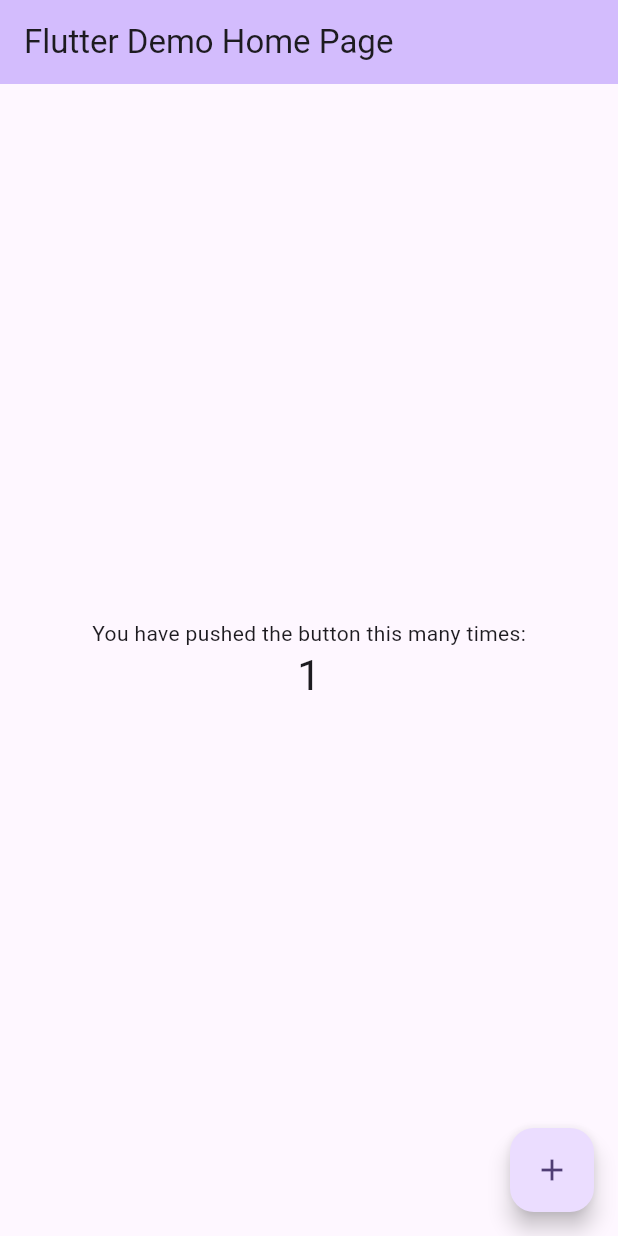
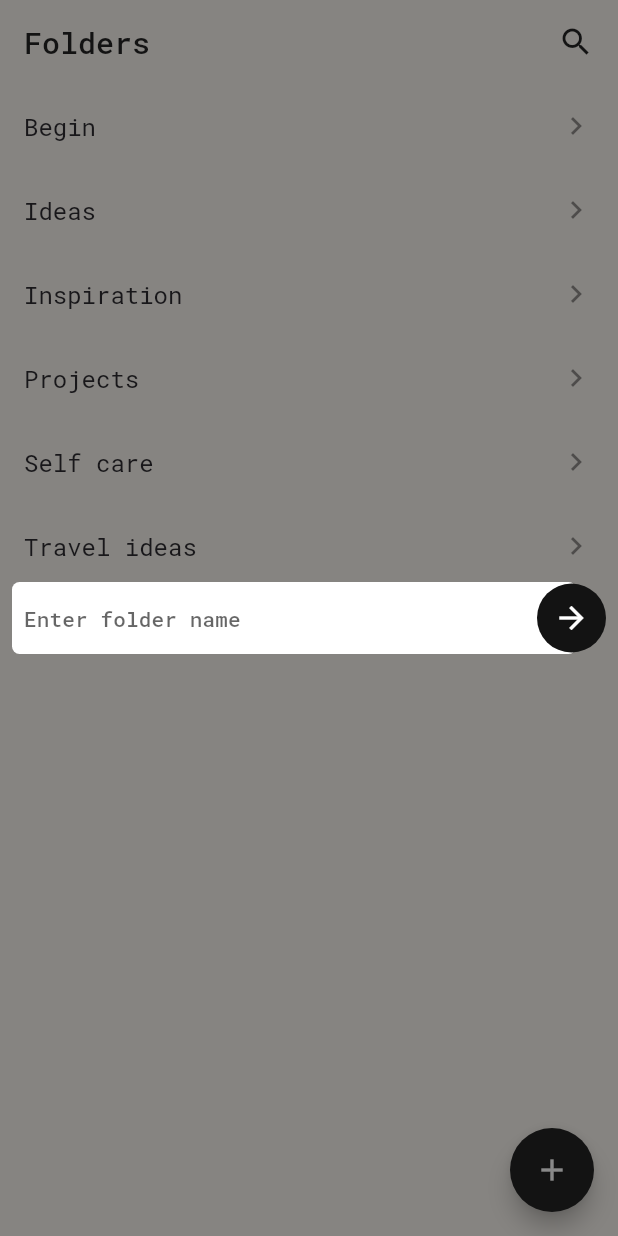
Before and after one commit to mdrazadev/notes-app, a Flutter app: the screen it shows after launch, after a tap on the "add" icon, on a phone screen of 412 x 824 dp. Run offline on Flutter 3.47's test engine with Material 3 defaults, Android fonts, the phone set to English and light mode, and no system bars; our stand-ins replace firebase_core, get, google_fonts; accounts and stored records are empty; generated files the repository leaves out were written again.

Commit message:
added: theme, colors,routes,home and splash :: home basic ui and add folder completed

```diff
--- a/lib/main.dart
+++ b/lib/main.dart
@@ -1,8 +1,12 @@
 import 'package:flutter/material.dart';
 import 'package:firebase_core/firebase_core.dart';
+import 'package:get/get.dart';
+import 'package:notes_app/res/app_theme.dart';
+import 'package:notes_app/res/routes/app_routes.dart';
 import 'firebase_options.dart';
 
 void main() async {
+  WidgetsFlutterBinding.ensureInitialized();
   await Firebase.initializeApp(options: DefaultFirebaseOptions.currentPlatform);
   runApp(const MyApp());
 }
@@ -13,57 +17,13 @@ class MyApp extends StatelessWidget {
   // This widget is the root of your application.
   @override
   Widget build(BuildContext context) {
-    return MaterialApp(
-      title: 'Flutter Demo',
-      theme: ThemeData(
-        colorScheme: ColorScheme.fromSeed(seedColor: Colors.deepPurple),
-      ),
-      home: const MyHomePage(title: 'Flutter Demo Home Page'),
+    return GetMaterialApp(
+      title: 'Notes',
+      theme: AppTheme.light,
+      darkTheme: AppTheme.dark,
+      themeMode: ThemeMode.system,
+      debugShowCheckedModeBanner: false,
+      getPages: AppRoutes.getRoutes,
     );
   }
 }
-
-class MyHomePage extends StatefulWidget {
-  const MyHomePage({super.key, required this.title});
-  final String title;
-
-  @override
-  State<MyHomePage> createState() => _MyHomePageState();
-}
-
-class _MyHomePageState extends State<MyHomePage> {
-  int _counter = 0;
-
-  void _incrementCounter() {
-    setState(() {
-      _counter++;
-    });
-  }
-
-  @override
-  Widget build(BuildContext context) {
-    return Scaffold(
-      appBar: AppBar(
-        backgroundColor: Theme.of(context).colorScheme.inversePrimary,
-        title: Text(widget.title),
-      ),
-      body: Center(
-        child: Column(
-          mainAxisAlignment: MainAxisAlignment.center,
-          children: <Widget>[
-            const Text('You have pushed the button this many times:'),
-            Text(
-              '$_counter',
-              style: Theme.of(context).textTheme.headlineMedium,
-            ),
-          ],
-        ),
-      ),
-      floatingActionButton: FloatingActionButton(
-        onPressed: _incrementCounter,
-        tooltip: 'Increment',
-        child: const Icon(Icons.add),
-      ),
-    );
-  }
-}
--- /dev/null
+++ b/lib/res/app_theme.dart
@@ -0,0 +1,27 @@
+import 'package:flutter/material.dart';
+import 'package:google_fonts/google_fonts.dart' show GoogleFonts;
+import 'package:notes_app/res/extensions/color_extsion.dart';
+
+class AppTheme {
+  AppTheme._();
+
+  static final ThemeData light = ThemeData(
+    useMaterial3: false,
+    canvasColor: ThemeData().colorScheme.primarytheme,
+    dialogTheme: DialogThemeData(
+      backgroundColor: ThemeData().colorScheme.primarytheme,
+    ),
+    iconTheme: ThemeData().iconTheme.copyWith(color: ColorExtsion.secondary),
+    textTheme: GoogleFonts.robotoMonoTextTheme(),
+  );
+
+  static final ThemeData dark = ThemeData(
+    useMaterial3: false,
+    canvasColor: ThemeData().colorScheme.primarytheme,
+    dialogTheme: DialogThemeData(
+      backgroundColor: ThemeData().colorScheme.primarytheme,
+    ),
+    iconTheme: ThemeData().iconTheme.copyWith(color: ColorExtsion.secondary),
+    textTheme: GoogleFonts.robotoMonoTextTheme(),
+  );
+}
--- /dev/null
+++ b/lib/res/extensions/color_extsion.dart
@@ -0,0 +1,20 @@
+import 'package:flutter/material.dart';
+
+extension ColorExtsion on ColorScheme {
+  static const Color primary = Color(0xffF8F4EE);
+  static const Color darkPrimary = Color(0xffF8F4EE);
+
+  static const Color secondary = Color(0xffffffff);
+  static const Color darkSecondary = Color(0xffffffff);
+
+  static const Color black = Color(0xff131313);
+  static const Color darkBlac = Color(0xff131313);
+
+  Color get primarytheme =>
+      brightness == Brightness.dark ? darkPrimary : primary;
+
+  Color get secondarytheme =>
+      brightness == Brightness.dark ? darkSecondary : secondary;
+
+  Color get blacktheme => brightness == Brightness.dark ? darkBlac : black;
+}
--- /dev/null
+++ b/lib/res/routes/app_routes.dart
@@ -0,0 +1,12 @@
+import 'package:get/get.dart';
+import 'package:notes_app/res/routes/routes_name.dart';
+import 'package:notes_app/screens/home/home_binding.dart';
+import 'package:notes_app/screens/home/home_v.dart' show HomeV;
+import 'package:notes_app/screens/splash/splash_v.dart' show SplashV;
+
+class AppRoutes {
+  static List<GetPage<dynamic>> get getRoutes => [
+    GetPage(name: RoutesName.splash, page: () => SplashV()),
+    GetPage(name: RoutesName.home, page: () => HomeV(), binding: HomeBinding()),
+  ];
+}
--- /dev/null
+++ b/lib/res/routes/routes_name.dart
@@ -0,0 +1,4 @@
+class RoutesName {
+  static const String splash = "/";
+  static const String home = "/home";
+}
--- /dev/null
+++ b/lib/screens/home/home_binding.dart
@@ -0,0 +1,9 @@
+import 'package:get/get.dart';
+import 'package:notes_app/screens/home/home_vm.dart';
+
+class HomeBinding extends Bindings {
+  @override
+  void dependencies() {
+    Get.lazyPut<HomeVM>(() => HomeVM());
+  }
+}
--- /dev/null
+++ b/lib/screens/home/home_v.dart
@@ -0,0 +1,59 @@
+import 'package:flutter/material.dart';
+import 'package:get/get.dart';
+import 'package:notes_app/res/extensions/color_extsion.dart';
+import 'package:notes_app/screens/home/home_vm.dart';
+
+class HomeV extends StatelessWidget {
+  const HomeV({super.key});
+
+  @override
+  Widget build(BuildContext context) {
+    final theme = Theme.of(context);
+    final vm = Get.find<HomeVM>();
+    return Scaffold(
+      appBar: AppBar(
+        title: Text("Folders"),
+        backgroundColor: theme.colorScheme.primarytheme,
+        foregroundColor: theme.colorScheme.blacktheme,
+        elevation: 0,
+        actions: [
+          Padding(
+            padding: const EdgeInsets.only(right: 4.0),
+            child: IconButton(onPressed: () {}, icon: Icon(Icons.search)),
+          ),
+        ],
+      ),
+      floatingActionButton: Obx(
+        () =>
+            vm.isLoading.value
+                ? SizedBox.shrink()
+                : FloatingActionButton(
+                  onPressed: () => vm.addNewFolder(context),
+                  backgroundColor: theme.colorScheme.blacktheme,
+                  child: Icon(Icons.add),
+                ),
+      ),
+      body: SafeArea(
+        child: Obx(
+          () =>
+              vm.isLoading.value
+                  ? Center(
+                    child: CircularProgressIndicator(
+                      color: theme.colorScheme.blacktheme,
+                    ),
+                  )
+                  : ListView.builder(
+                    itemCount: vm.foldersList.length,
+                    itemBuilder: (context, index) {
+                      return ListTile(
+                        title: Text(vm.foldersList[index]),
+                        trailing: Icon(Icons.keyboard_arrow_right),
+                        onTap: () {},
+                      );
+                    },
+                  ),
+        ),
+      ),
+    );
+  }
+}
--- /dev/null
+++ b/lib/screens/home/home_vm.dart
@@ -0,0 +1,59 @@
+import 'package:flutter/material.dart';
+import 'package:get/get.dart';
+import 'package:notes_app/res/extensions/color_extsion.dart';
+import 'package:notes_app/screens/home/widgets/add_folder_widget.dart'
+    show AddFolderWidget;
+
+class HomeVM extends GetxController {
+  RxBool isLoading = false.obs;
+
+  final TextEditingController controller = TextEditingController();
+
+  RxList<String> foldersList =
+      <String>[
+        "Begin",
+        "Ideas",
+        "Inspiration",
+        "Projects",
+        "Self care",
+        "Travel ideas",
+      ].obs;
+
+  @override
+  void onInit() {
+    super.onInit();
+    isLoading.value = true;
+    Future.delayed(const Duration(seconds: 2), () {
+      isLoading.value = false;
+    });
+  }
+
+  void addNewFolder(BuildContext context) {
+    final theme = Theme.of(context);
+    showGeneralDialog(
+      context: context,
+      barrierLabel: "",
+      barrierColor: theme.colorScheme.blacktheme.withValues(alpha: 0.5),
+      pageBuilder:
+          (context, animation, secondaryAnimation) => SizedBox.shrink(),
+      transitionBuilder: (context, animation, secondaryAnimation, child) {
+        return Transform.scale(
+          scale: animation.value,
+          child: Opacity(
+            opacity: animation.value,
+            child: AddFolderWidget(
+              controller: controller,
+              onFolderAdd: () {
+                Get.back();
+                isLoading.value = true;
+                foldersList.insert(0, controller.text);
+                controller.clear();
+                isLoading.value = false;
+              },
+            ),
+          ),
+        );
+      },
+    );
+  }
+}
--- /dev/null
+++ b/lib/screens/home/widgets/add_folder_widget.dart
@@ -0,0 +1,69 @@
+import 'package:flutter/material.dart';
+import 'package:notes_app/res/extensions/color_extsion.dart';
+
+class AddFolderWidget extends StatelessWidget {
+  const AddFolderWidget({
+    super.key,
+    required this.controller,
+    required this.onFolderAdd,
+  });
+
+  final TextEditingController controller;
+  final VoidCallback onFolderAdd;
+
+  @override
+  Widget build(BuildContext context) {
+    final theme = Theme.of(context);
+    return Material(
+      // contentPadding: EdgeInsets.zero,
+      type: MaterialType.transparency,
+      elevation: 2.0,
+      shape: const RoundedRectangleBorder(
+        borderRadius: BorderRadius.all(Radius.circular(5.0)),
+      ),
+      child: Padding(
+        padding: const EdgeInsets.all(8.0),
+        child: Stack(
+          alignment: Alignment.centerRight,
+          children: [
+            Container(
+              margin: const EdgeInsetsDirectional.only(end: 20.0),
+              decoration: BoxDecoration(
+                color: theme.colorScheme.secondarytheme,
+                borderRadius: BorderRadiusDirectional.circular(5.0),
+              ),
+              child: TextField(
+                textDirection: Directionality.of(context),
+                controller: controller,
+                style: theme.textTheme.titleSmall,
+                decoration: InputDecoration(
+                  contentPadding: const EdgeInsets.symmetric(horizontal: 8.0),
+                  border: InputBorder.none,
+                  hintText: "Enter folder name",
+                ),
+              ),
+            ),
+            Positioned.directional(
+              textDirection: Directionality.of(context),
+              end: 0,
+              child: InkWell(
+                onTap: onFolderAdd,
+                child: Container(
+                  padding: const EdgeInsets.all(11.0),
+                  decoration: BoxDecoration(
+                    shape: BoxShape.circle,
+                    color: theme.colorScheme.blacktheme,
+                  ),
+                  child: Icon(
+                    Icons.arrow_forward,
+                    color: theme.colorScheme.secondarytheme,
+                  ),
+                ),
+              ),
+            ),
+          ],
+        ),
+      ),
+    );
+  }
+}
--- /dev/null
+++ b/lib/screens/splash/splash_v.dart
@@ -0,0 +1,32 @@
+import 'package:flutter/material.dart';
+import 'package:get/get.dart';
+import 'package:notes_app/res/routes/routes_name.dart';
+
+class SplashV extends StatefulWidget {
+  const SplashV({super.key});
+
+  @override
+  State<SplashV> createState() => _SplashVState();
+}
+
+class _SplashVState extends State<SplashV> {
+  @override
+  void initState() {
+    super.initState();
+    Future.delayed(const Duration(seconds: 2), () {
+      Get.offAllNamed(RoutesName.home);
+    });
+  }
+
+  @override
+  Widget build(BuildContext context) {
+    return Scaffold(
+      body: Center(
+        child: Text(
+          "Notes...",
+          style: Theme.of(context).textTheme.titleLarge!.copyWith(fontSize: 25),
+        ),
+      ),
+    );
+  }
+}
--- a/pubspec.yaml
+++ b/pubspec.yaml
@@ -35,6 +35,8 @@ dependencies:
   # Use with the CupertinoIcons class for iOS style icons.
   cupertino_icons: ^1.0.8
   firebase_core: ^4.1.1
+  get: ^4.7.2
+  google_fonts: ^6.3.2
 
 dev_dependencies:
   flutter_test:
```
Also changed, not shown: 4 other files.
